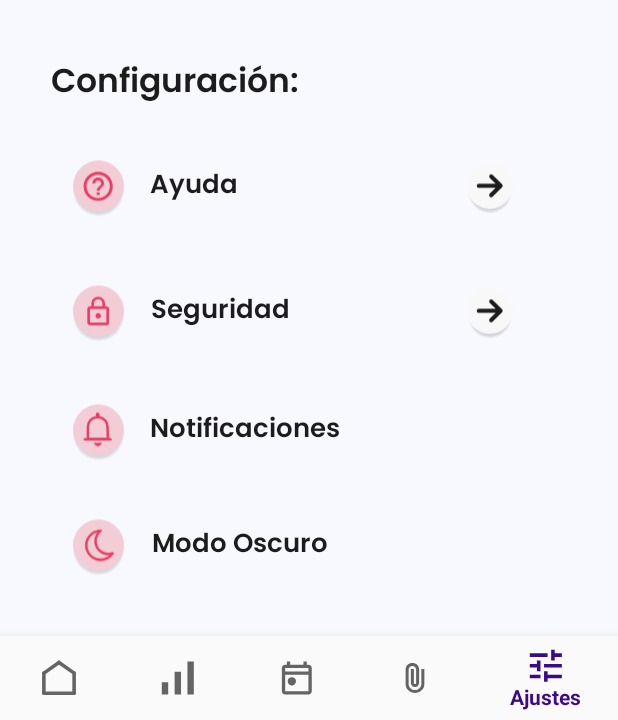
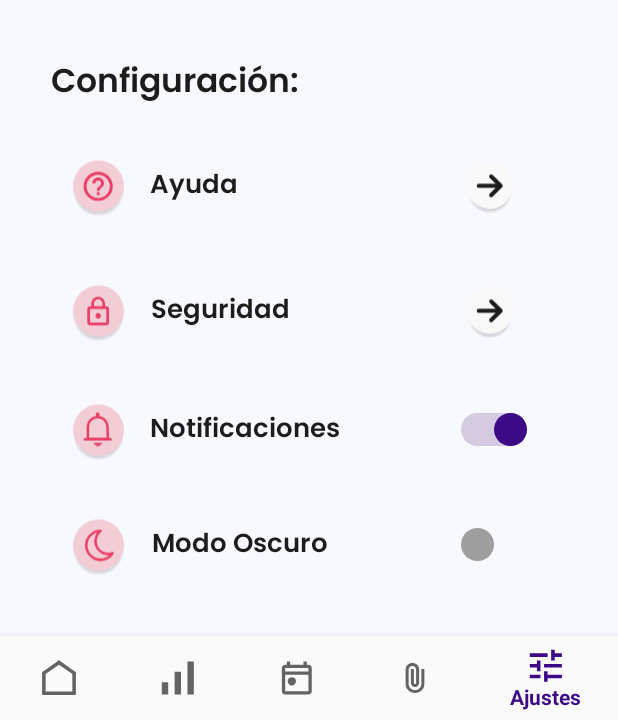
Before and after one commit to danielgranados123/Financia, an Android app: the fragment_ajustes screen opened through its navigation route, on a phone screen of 412 x 824 dp, the part 516-1236 px from its top. Run offline under Robolectric (Android 15) with nearby library versions, the phone set to English and light mode, and no system bars; our stand-ins replace navigation-ui.

Commit message:
Agregue los switch para el modo oscuro y las notificaciones. Les agregue estilo personalizado, el de notificaciones por defecto esta como checked

```diff
--- /dev/null
+++ b/AppMovil/app/src/main/res/drawable/ic_switch_mo_check.xml
@@ -0,0 +1,4 @@
+<shape xmlns:android="http://schemas.android.com/apk/res/android">
+    <solid android:color="#D4CBE3" />
+    <corners android:radius="16dp" />
+</shape>
--- /dev/null
+++ b/AppMovil/app/src/main/res/drawable/ic_switch_mo_unchecked.xml
@@ -0,0 +1,4 @@
+<shape xmlns:android="http://schemas.android.com/apk/res/android">
+    <solid android:color="@color/white" />
+    <corners android:radius="16dp" />
+</shape>
--- /dev/null
+++ b/AppMovil/app/src/main/res/drawable/modo_oscuro.xml
@@ -0,0 +1,6 @@
+<selector xmlns:android="http://schemas.android.com/apk/res/android">
+
+    <item android:drawable="@drawable/switch_checked" android:state_checked="true" />
+
+    <item android:drawable="@drawable/switch_no_checked" />
+</selector>
--- /dev/null
+++ b/AppMovil/app/src/main/res/drawable/modo_oscuro_no.xml
@@ -0,0 +1,6 @@
+<selector xmlns:android="http://schemas.android.com/apk/res/android">
+
+    <item android:drawable="@drawable/ic_switch_mo_check" android:state_checked="true" />
+
+    <item android:drawable="@drawable/ic_switch_mo_unchecked" />
+</selector>
--- /dev/null
+++ b/AppMovil/app/src/main/res/drawable/switch_checked.xml
@@ -0,0 +1,6 @@
+<shape xmlns:android="http://schemas.android.com/apk/res/android"
+    android:shape="rectangle">
+    <solid android:color="@color/purple_200" />
+    <size android:width="22dp" android:height="22dp" />
+    <corners android:radius="16dp" />
+</shape>
--- /dev/null
+++ b/AppMovil/app/src/main/res/drawable/switch_no_checked.xml
@@ -0,0 +1,6 @@
+<shape xmlns:android="http://schemas.android.com/apk/res/android"
+    android:shape="rectangle">
+    <solid android:color="#9E9E9E" />
+    <size android:width="22dp" android:height="22dp" />
+    <corners android:radius="16dp" />
+</shape>
--- a/AppMovil/app/src/main/res/layout/fragment_ajustes.xml
+++ b/AppMovil/app/src/main/res/layout/fragment_ajustes.xml
@@ -273,6 +273,21 @@
             app:layout_constraintStart_toStartOf="parent"
             app:layout_constraintTop_toTopOf="parent" />
 
+        <Switch
+            android:id="@+id/stNotificaciones"
+            android:layout_width="52dp"
+            android:layout_height="32dp"
+            android:thumb="@drawable/modo_oscuro"
+            android:track="@drawable/modo_oscuro_no"
+            android:checked="true"
+            app:layout_constraintBottom_toBottomOf="parent"
+            app:layout_constraintEnd_toEndOf="parent"
+            app:layout_constraintHorizontal_bias="1.0"
+            app:layout_constraintStart_toStartOf="parent"
+            app:layout_constraintTop_toTopOf="parent"
+            app:layout_constraintVertical_bias="0.484" />
+
+
     </androidx.constraintlayout.widget.ConstraintLayout>
 
     <androidx.constraintlayout.widget.ConstraintLayout
@@ -310,6 +325,19 @@
             app:layout_constraintStart_toStartOf="parent"
             app:layout_constraintTop_toTopOf="parent" />
 
+        <Switch
+            android:id="@+id/stModoOscuro"
+            android:layout_width="52dp"
+            android:layout_height="32dp"
+            android:thumb="@drawable/modo_oscuro"
+            android:track="@drawable/modo_oscuro_no"
+            app:layout_constraintBottom_toBottomOf="parent"
+            app:layout_constraintEnd_toEndOf="parent"
+            app:layout_constraintHorizontal_bias="1.0"
+            app:layout_constraintStart_toStartOf="parent"
+            app:layout_constraintTop_toTopOf="parent"
+            app:layout_constraintVertical_bias="0.484" />
+
     </androidx.constraintlayout.widget.ConstraintLayout>
 
 </androidx.constraintlayout.widget.ConstraintLayout>
```
